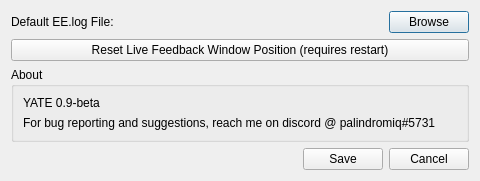
This is settingsdialog.ui in palindromiq/YATE as Qt 5 draws it before an edit. The edited form follows.
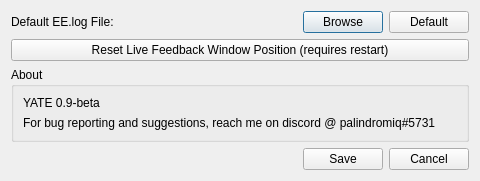
This is the edited form.

```diff
--- a/settingsdialog.ui
+++ b/settingsdialog.ui
@@ -49,6 +49,13 @@
        </property>
       </widget>
      </item>
+     <item>
+      <widget class="QPushButton" name="btnDefaultPath">
+       <property name="text">
+        <string>Default</string>
+       </property>
+      </widget>
+     </item>
     </layout>
    </item>
    <item>
```
